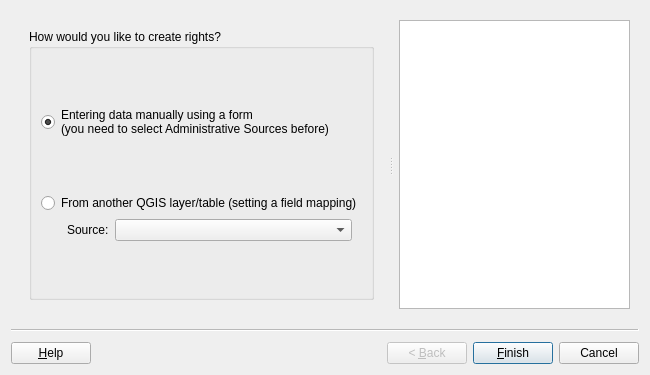
First picture: the form in asistente_ladm_col/ui/wiz_create_right_cadastre.ui, repository SwissTierrasColombia/Asistente-LADM-COL, before the edit.
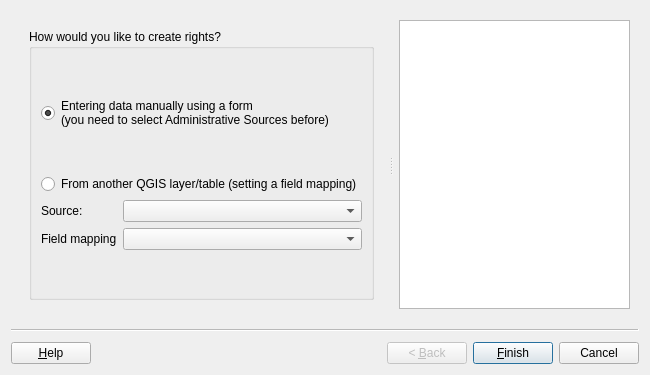
Second picture: the form after the edit. Custom widgets are drawn as their Qt base class.

Commit message: Replicate the function of save and load fields mapping in all wizard of the aplication

```diff
--- a/asistente_ladm_col/ui/wiz_create_right_cadastre.ui
+++ b/asistente_ladm_col/ui/wiz_create_right_cadastre.ui
@@ -97,14 +97,8 @@
             </widget>
            </item>
            <item row="4" column="0">
-            <layout class="QHBoxLayout" name="horizontalLayout_3">
-             <property name="leftMargin">
-              <number>26</number>
-             </property>
-             <property name="rightMargin">
-              <number>10</number>
-             </property>
-             <item>
+            <layout class="QGridLayout" name="gridLayout_2">
+             <item row="0" column="0">
               <widget class="QLabel" name="lbl_refactor_source">
                <property name="sizePolicy">
                 <sizepolicy hsizetype="Preferred" vsizetype="Preferred">
@@ -117,7 +111,7 @@
                </property>
               </widget>
              </item>
-             <item>
+             <item row="0" column="1">
               <widget class="QgsMapLayerComboBox" name="mMapLayerComboBox">
                <property name="sizePolicy">
                 <sizepolicy hsizetype="Expanding" vsizetype="Fixed">
@@ -139,6 +133,16 @@
                </property>
               </widget>
              </item>
+             <item row="1" column="0">
+              <widget class="QLabel" name="lbl_field_mapping">
+               <property name="text">
+                <string>Field mapping</string>
+               </property>
+              </widget>
+             </item>
+             <item row="1" column="1">
+              <widget class="QComboBox" name="cbo_mapping"/>
+             </item>
             </layout>
            </item>
            <item row="5" column="0">
```
Left out of the diff: 2 changed lines with no effect on the pictures. The commit also changes 28 other files.
